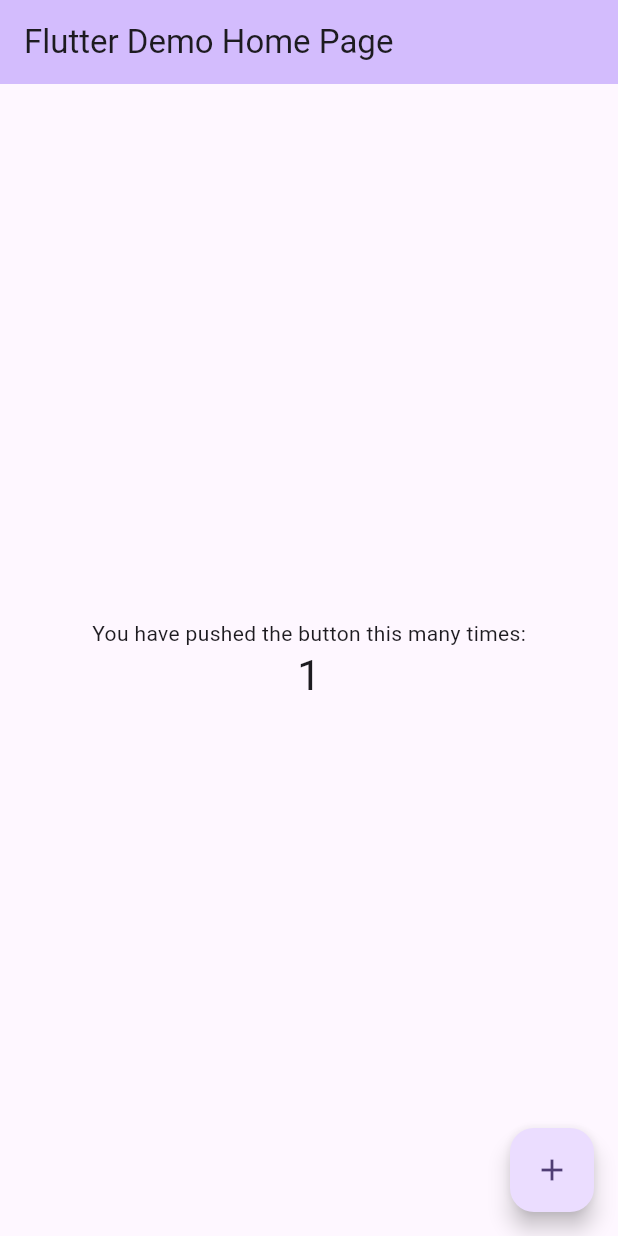
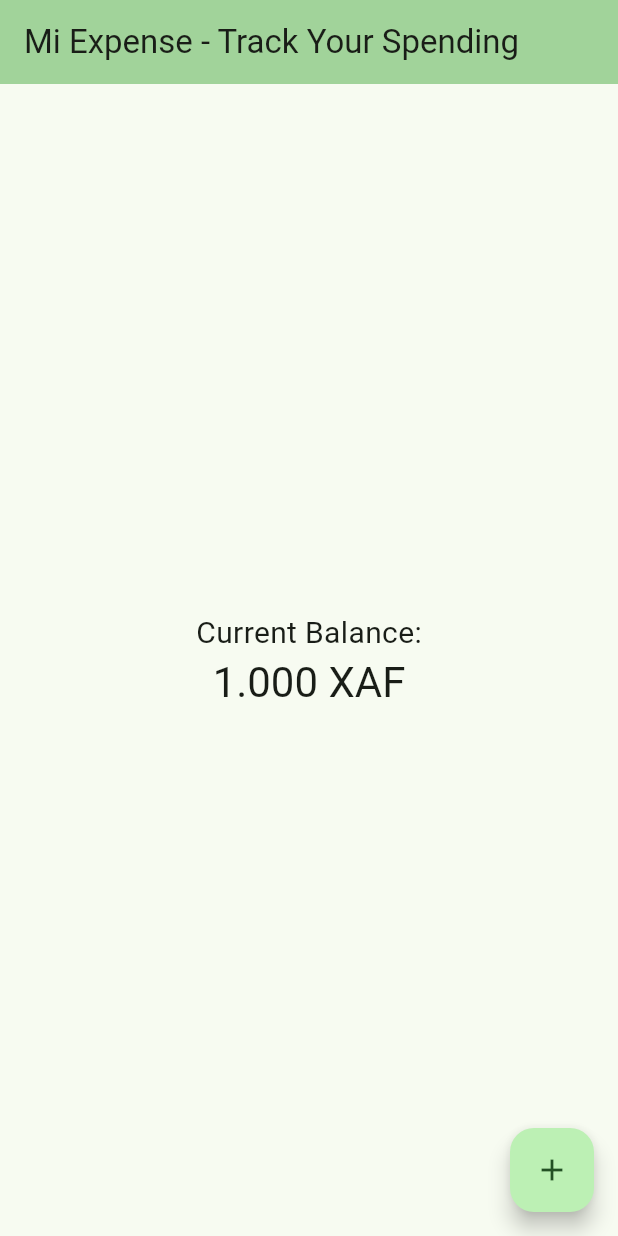
Before and after one commit to Micheduc25/mi_expense, a Flutter app: the screen it shows after launch, after a tap on the "add" icon, on a phone screen of 412 x 824 dp. Run offline on Flutter 3.47's test engine with Material 3 defaults, Android fonts, the phone set to English and light mode, and no system bars.

Commit message:
setup readme files and initial currency configuration

```diff
--- a/lib/main.dart
+++ b/lib/main.dart
@@ -1,4 +1,5 @@
 import 'package:flutter/material.dart';
+import 'utils/currency_utils.dart';
 
 void main() {
   runApp(const MyApp());
@@ -7,46 +8,21 @@
 class MyApp extends StatelessWidget {
   const MyApp({super.key});
 
-  // This widget is the root of your application.
   @override
   Widget build(BuildContext context) {
     return MaterialApp(
-      title: 'Flutter Demo',
+      title: 'Mi Expense',
       theme: ThemeData(
-        // This is the theme of your application.
-        //
-        // TRY THIS: Try running your application with "flutter run". You'll see
-        // the application has a purple toolbar. Then, without quitting the app,
-        // try changing the seedColor in the colorScheme below to Colors.green
-        // and then invoke "hot reload" (save your changes or press the "hot
-        // reload" button in a Flutter-supported IDE, or press "r" if you used
-        // the command line to start the app).
-        //
-        // Notice that the counter didn't reset back to zero; the application
-        // state is not lost during the reload. To reset the state, use hot
-        // restart instead.
-        //
-        // This works for code too, not just values: Most code changes can be
-        // tested with just a hot reload.
-        colorScheme: ColorScheme.fromSeed(seedColor: Colors.deepPurple),
+        colorScheme: ColorScheme.fromSeed(seedColor: Colors.green),
         useMaterial3: true,
       ),
-      home: const MyHomePage(title: 'Flutter Demo Home Page'),
+      home: const MyHomePage(title: 'Mi Expense - Track Your Spending'),
     );
   }
 }
 
 class MyHomePage extends StatefulWidget {
   const MyHomePage({super.key, required this.title});
-
-  // This widget is the home page of your application. It is stateful, meaning
-  // that it has a State object (defined below) that contains fields that affect
-  // how it looks.
-
-  // This class is the configuration for the state. It holds the values (in this
-  // case the title) provided by the parent (in this case the App widget) and
-  // used by the build method of the State. Fields in a Widget subclass are
-  // always marked "final".
 
   final String title;
 
@@ -55,71 +31,41 @@
 }
 
 class _MyHomePageState extends State<MyHomePage> {
-  int _counter = 0;
+  double _amount = 0;
 
-  void _incrementCounter() {
+  void _updateAmount(double newAmount) {
     setState(() {
-      // This call to setState tells the Flutter framework that something has
-      // changed in this State, which causes it to rerun the build method below
-      // so that the display can reflect the updated values. If we changed
-      // _counter without calling setState(), then the build method would not be
-      // called again, and so nothing would appear to happen.
-      _counter++;
+      _amount = newAmount;
     });
   }
 
   @override
   Widget build(BuildContext context) {
-    // This method is rerun every time setState is called, for instance as done
-    // by the _incrementCounter method above.
-    //
-    // The Flutter framework has been optimized to make rerunning build methods
-    // fast, so that you can just rebuild anything that needs updating rather
-    // than having to individually change instances of widgets.
     return Scaffold(
       appBar: AppBar(
-        // TRY THIS: Try changing the color here to a specific color (to
-        // Colors.amber, perhaps?) and trigger a hot reload to see the AppBar
-        // change color while the other colors stay the same.
         backgroundColor: Theme.of(context).colorScheme.inversePrimary,
-        // Here we take the value from the MyHomePage object that was created by
-        // the App.build method, and use it to set our appbar title.
         title: Text(widget.title),
       ),
       body: Center(
-        // Center is a layout widget. It takes a single child and positions it
-        // in the middle of the parent.
         child: Column(
-          // Column is also a layout widget. It takes a list of children and
-          // arranges them vertically. By default, it sizes itself to fit its
-          // children horizontally, and tries to be as tall as its parent.
-          //
-          // Column has various properties to control how it sizes itself and
-          // how it positions its children. Here we use mainAxisAlignment to
-          // center the children vertically; the main axis here is the vertical
-          // axis because Columns are vertical (the cross axis would be
-          // horizontal).
-          //
-          // TRY THIS: Invoke "debug painting" (choose the "Toggle Debug Paint"
-          // action in the IDE, or press "p" in the console), to see the
-          // wireframe for each widget.
           mainAxisAlignment: MainAxisAlignment.center,
           children: <Widget>[
             const Text(
-              'You have pushed the button this many times:',
+              'Current Balance:',
+              style: TextStyle(fontSize: 20),
             ),
             Text(
-              '$_counter',
+              CurrencyUtils.formatCurrency(_amount),
               style: Theme.of(context).textTheme.headlineMedium,
             ),
           ],
         ),
       ),
       floatingActionButton: FloatingActionButton(
-        onPressed: _incrementCounter,
-        tooltip: 'Increment',
+        onPressed: () => _updateAmount(_amount + 1000),
+        tooltip: 'Add amount',
         child: const Icon(Icons.add),
-      ), // This trailing comma makes auto-formatting nicer for build methods.
+      ),
     );
   }
 }
--- /dev/null
+++ b/lib/models/currency_config.dart
@@ -0,0 +1,11 @@
+class CurrencyConfig {
+  static const String defaultCurrency = 'XAF';
+  static const String currencySymbol = 'FCFA';
+
+  static String formatAmount(double amount) {
+    // Format according to CFA Francs convention (e.g., 1.000 XAF)
+    final formattedNumber = amount.toStringAsFixed(0).replaceAllMapped(
+        RegExp(r'(\d)(?=(\d{3})+(?!\d))'), (Match m) => '${m[1]}.');
+    return '$formattedNumber $defaultCurrency';
+  }
+}
--- /dev/null
+++ b/lib/utils/currency_utils.dart
@@ -0,0 +1,20 @@
+import '../models/currency_config.dart';
+
+class CurrencyUtils {
+  static String formatCurrency(double amount) {
+    return CurrencyConfig.formatAmount(amount);
+  }
+
+  static bool isValidAmount(String input) {
+    // Remove any dots and spaces
+    final cleanInput = input.replaceAll('.', '').replaceAll(' ', '');
+    // Check if the cleaned input is a valid number
+    return RegExp(r'^\d+$').hasMatch(cleanInput);
+  }
+
+  static double parseAmount(String input) {
+    // Remove any dots and spaces
+    final cleanInput = input.replaceAll('.', '').replaceAll(' ', '');
+    return double.parse(cleanInput);
+  }
+}
```
Also changed, not shown: 2 other files.
